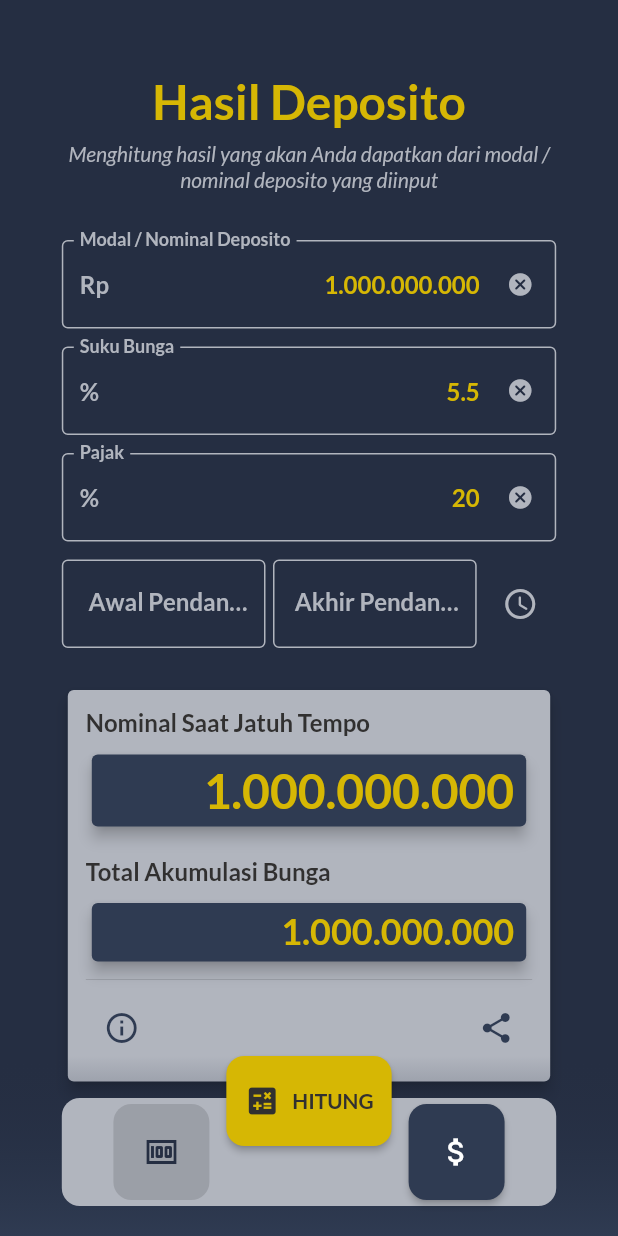
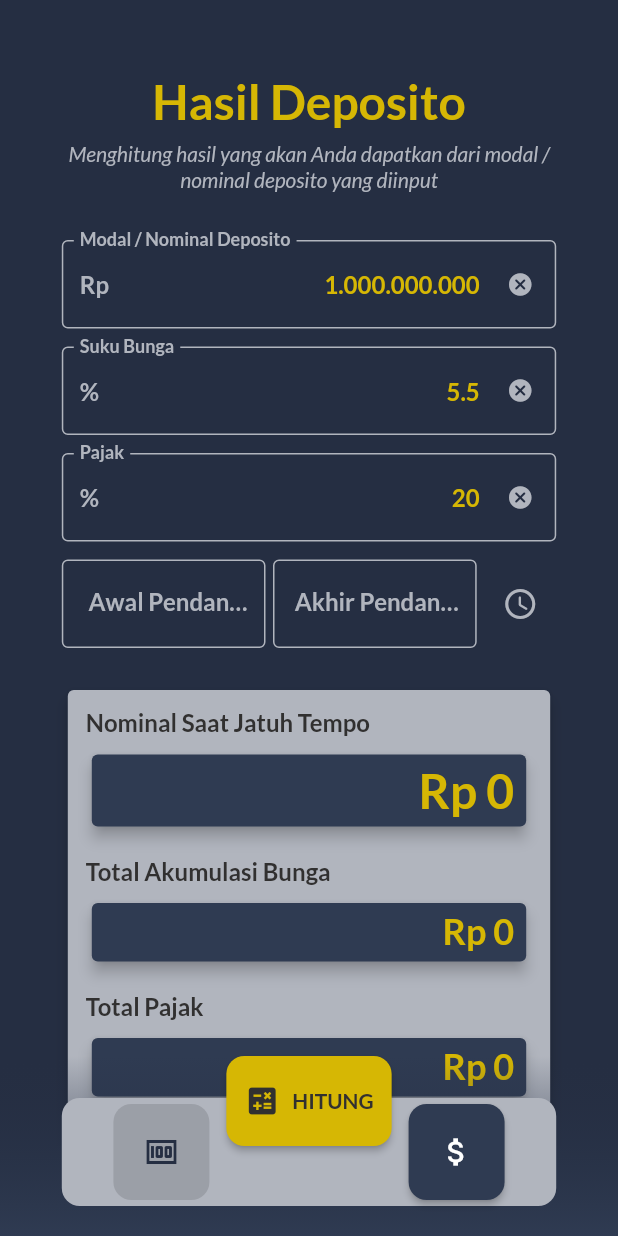
Before and after one commit to projo27/kalkulator_deposito, a Flutter app: the screen it shows after launch, on a phone screen of 412 x 824 dp. Run offline on Flutter 3.47's test engine with Material 2 defaults, Android fonts, the phone set to English and light mode, and no system bars; our stand-ins replace fade_shimmer, google_fonts, mask_text_input_formatter.

Commit message:
show resultdata

```diff
--- a/lib/main.dart
+++ b/lib/main.dart
@@ -167,7 +167,7 @@ class _HomePageState extends State<HomePage> {
                         height: 60,
                         child: ElevatedButton.icon(
                           onPressed: () {
-                            data.isLoading = !data.isLoading;
+                            data.calculateData();
                           },
                           icon: Icon(
                             Icons.calculate,
--- a/lib/result_calculator.dart
+++ b/lib/result_calculator.dart
@@ -5,6 +5,7 @@ import 'package:kalkulator_deposito/const.dart';
 import 'package:kalkulator_deposito/data_provider.dart';
 import 'package:kalkulator_deposito/main.dart';
 import 'package:kalkulator_deposito/util/currency_text_input_formatter.dart';
+import 'package:kalkulator_deposito/util/number_conversion.dart';
 import 'package:mask_text_input_formatter/mask_text_input_formatter.dart';
 import 'package:provider/provider.dart';
 
@@ -205,6 +206,7 @@ class Result extends StatelessWidget {
 
   @override
   Widget build(BuildContext context) {
+    DataProvider data = context.read<DataProvider>();
     return Column(
       crossAxisAlignment: CrossAxisAlignment.stretch,
       children: [
@@ -224,7 +226,7 @@ class Result extends StatelessWidget {
               bottom: 6,
             ),
             child: Text(
-              "1.000.000.000",
+              NumberConversion.toCurrency(data.resultData.resultNominal ?? 0),
               style: Textstyle.title.copyWith(
                 color: Colour.primary,
               ),
@@ -249,7 +251,32 @@ class Result extends StatelessWidget {
               bottom: 6,
             ),
             child: Text(
-              "1.000.000.000",
+              NumberConversion.toCurrency(data.resultData.resultInterest ?? 0),
+              style: Textstyle.title2.copyWith(
+                color: Colour.primary,
+              ),
+              textAlign: TextAlign.right,
+            ),
+          ),
+        ),
+        const SizedBox(height: 16),
+        Text(
+          "Total Pajak",
+          style: Textstyle.subtitle.copyWith(color: Colour.textAccent),
+        ),
+        const SizedBox(height: 8),
+        Card(
+          color: Colour.backgroundContainer,
+          elevation: 4,
+          child: Padding(
+            padding: const EdgeInsets.only(
+              top: 4,
+              right: 8,
+              left: 8,
+              bottom: 6,
+            ),
+            child: Text(
+              NumberConversion.toCurrency(data.resultData.resultTax ?? 0),
               style: Textstyle.title2.copyWith(
                 color: Colour.primary,
               ),
--- /dev/null
+++ b/lib/util/number_conversion.dart
@@ -0,0 +1,14 @@
+import 'package:intl/intl.dart';
+
+class NumberConversion {
+  static toCurrency(
+    num value, {
+    int decimalDigit = 0,
+  }) {
+    return NumberFormat.currency(
+      locale: 'id',
+      symbol: 'Rp ',
+      decimalDigits: decimalDigit,
+    ).format(value);
+  }
+}
```
Also changed, not shown: lib/data_provider.dart (+13 -12 lines).
